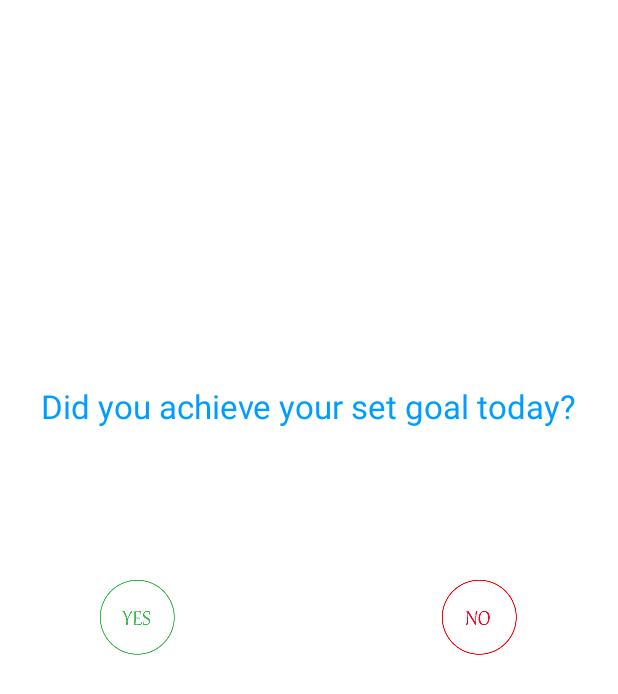
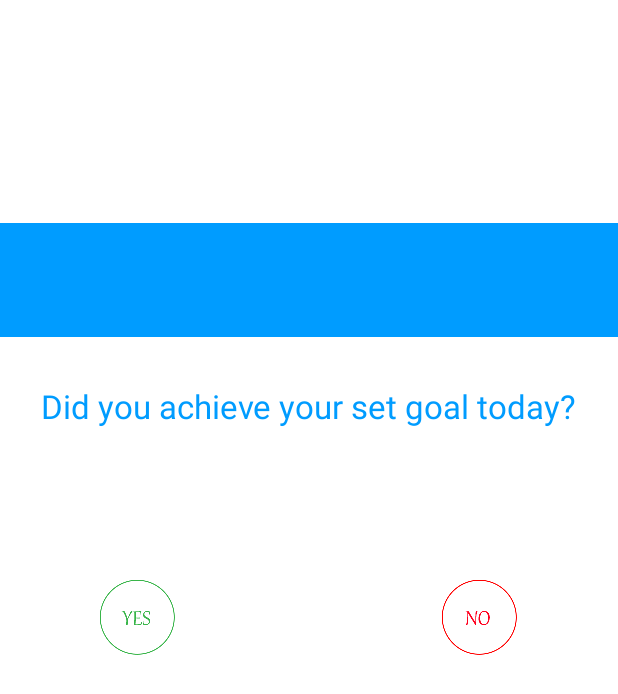
Before and after one commit to jyoansah/Habbitz, an Android app: the screen it shows after launch (CheckActivity), on a phone screen of 412 x 824 dp. Shown: the top 694 px of the screen. Run offline under Robolectric (Android 15) with nearby library versions, the phone set to English and light mode, and no system bars.

```diff
--- a/app/src/main/res/layout/activity_check.xml
+++ b/app/src/main/res/layout/activity_check.xml
@@ -37,4 +37,17 @@
         android:layout_alignEnd="@+id/textView"
         android:layout_marginRight="39dp" />
 
+    <TextView
+        android:layout_width="match_parent"
+        android:layout_height="wrap_content"
+        android:textAppearance="?android:attr/textAppearanceLarge"
+        android:text=""
+        android:gravity="center"
+        android:textColor="#FFFFFF"
+        android:background="#009CFF"
+        android:id="@+id/txt_task"
+        android:textSize="85px"
+        android:layout_above="@+id/textView"
+        android:layout_marginBottom="31dp" />
+
 </RelativeLayout>
```
Also changed, not shown: app/src/main/java/com/habbitz/CheckActivity.java (+10 -0 lines).
